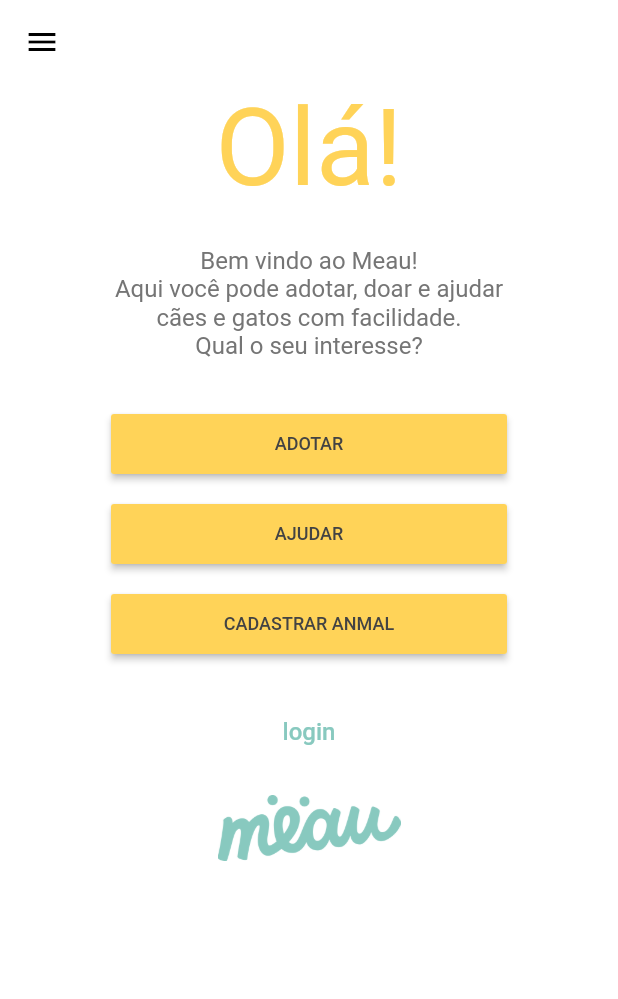
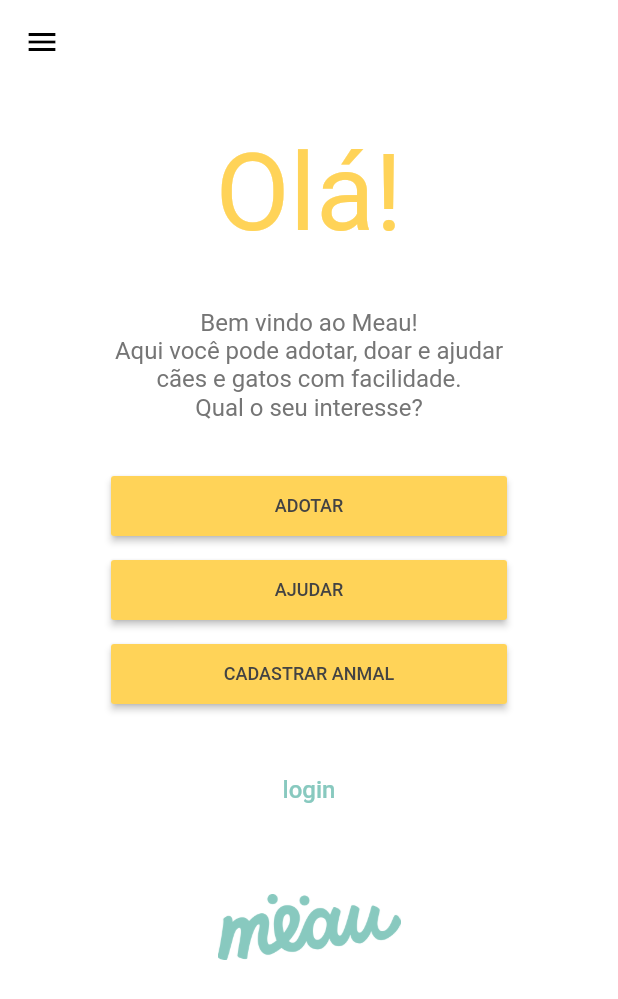
Before and after one commit to rodrigodmpa/dev-app-flutter, a Flutter app: the screen it shows after launch, on a phone screen of 412 x 824 dp. Shown: the top 999 px of the screen. Run offline on Flutter 3.47's test engine with Material 2 defaults, Android fonts, the phone set to English and light mode, and no system bars; Roboto replaces fonts that are missing (Courgette Regular).

Commit message:
devicePixelRatio

```diff
--- /dev/null
+++ b/lib/src/util/MyFunctions.dart
@@ -0,0 +1,3 @@
+double Dp2Pixel(double dp, double devicePixelRatio) {
+  return dp/devicePixelRatio;
+}
--- a/lib/src/view/HomePage.dart
+++ b/lib/src/view/HomePage.dart
@@ -2,6 +2,7 @@ import 'dart:ui';
 
 import 'package:flutter/material.dart';
 import 'Widgets.dart';
+import '../util/MyFunctions.dart';
 
 class MyHomePage extends StatelessWidget {
 
@@ -21,7 +22,7 @@ class MyHomePage extends StatelessWidget {
       body: Column(
         children: <Widget>[
           Padding(
-            padding: EdgeInsets.fromLTRB(0, 0, 0, 24),
+            padding: EdgeInsets.fromLTRB(0, Dp2Pixel(46, devicePixelRatio), 0, Dp2Pixel(52, devicePixelRatio)),
             child: Center(
               child: Text(
                 "Olá!",
@@ -45,15 +46,15 @@ class MyHomePage extends StatelessWidget {
             text: "Qual o seu interesse?",
           ),
           Padding(
-            padding: EdgeInsets.fromLTRB(0, 48/devicePixelRatio, 0, 12),
+            padding: EdgeInsets.fromLTRB(0, Dp2Pixel(48,devicePixelRatio), 0, Dp2Pixel(12, devicePixelRatio)),
             child: new ButtonWidget(text: "ADOTAR",rota: '/adotar'),
           ),
           Padding(
-            padding: EdgeInsets.fromLTRB(0, 0, 0, 12),
+            padding: EdgeInsets.fromLTRB(0, 0, 0, Dp2Pixel(12, devicePixelRatio)),
             child: new ButtonWidget(text: "AJUDAR",rota: '/ajudar'),
           ),
           Padding(
-            padding: EdgeInsets.fromLTRB(0, 0, 0, 24),
+            padding: EdgeInsets.fromLTRB(0, 0, 0, Dp2Pixel(44, devicePixelRatio)),
             child: new ButtonWidget(text: "CADASTRAR ANMAL",rota: '/cad_animal'),
           ),
           FlatButton(
@@ -70,7 +71,7 @@ class MyHomePage extends StatelessWidget {
             ),
           ),
           Padding(
-            padding: EdgeInsets.fromLTRB(0, 18, 0, 12),
+            padding: EdgeInsets.fromLTRB(0, Dp2Pixel(68, devicePixelRatio), 0, Dp2Pixel(32, devicePixelRatio)),
             child: Container(
               height: 44,
               decoration: BoxDecoration(
```
Also changed, not shown: lib/src/util/SampleUtil.dart (line endings or trailing spaces).
